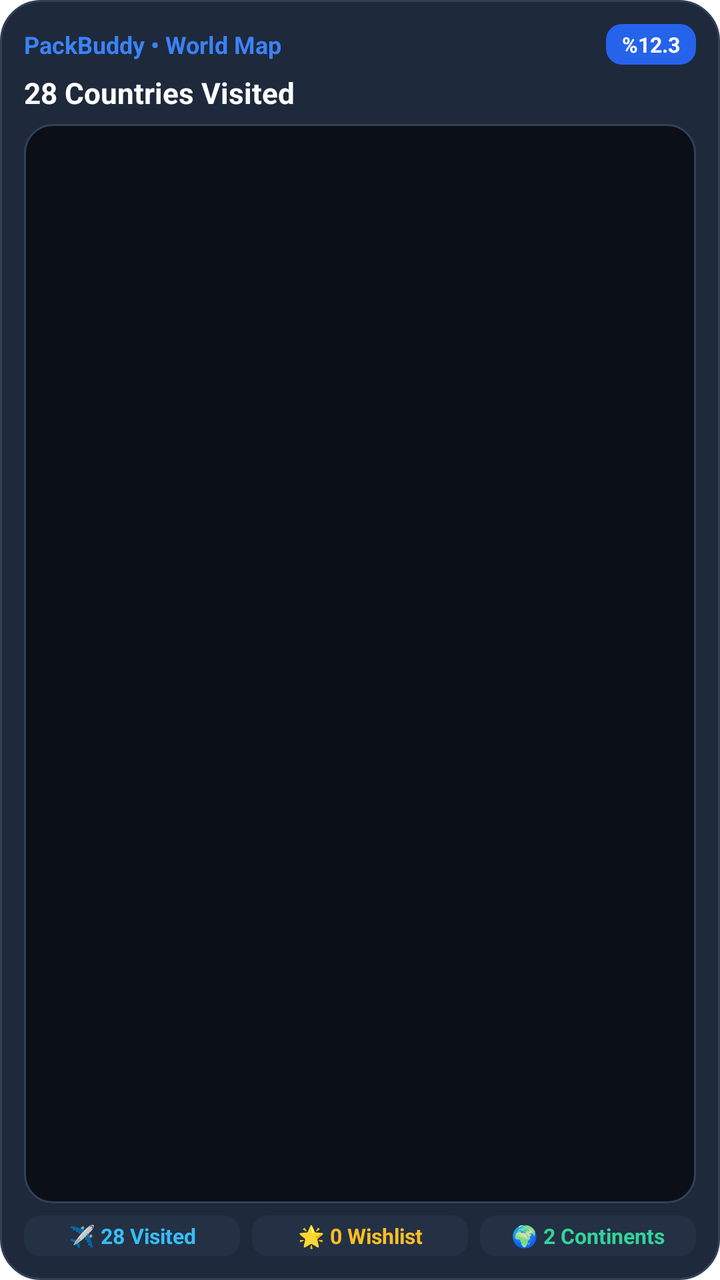
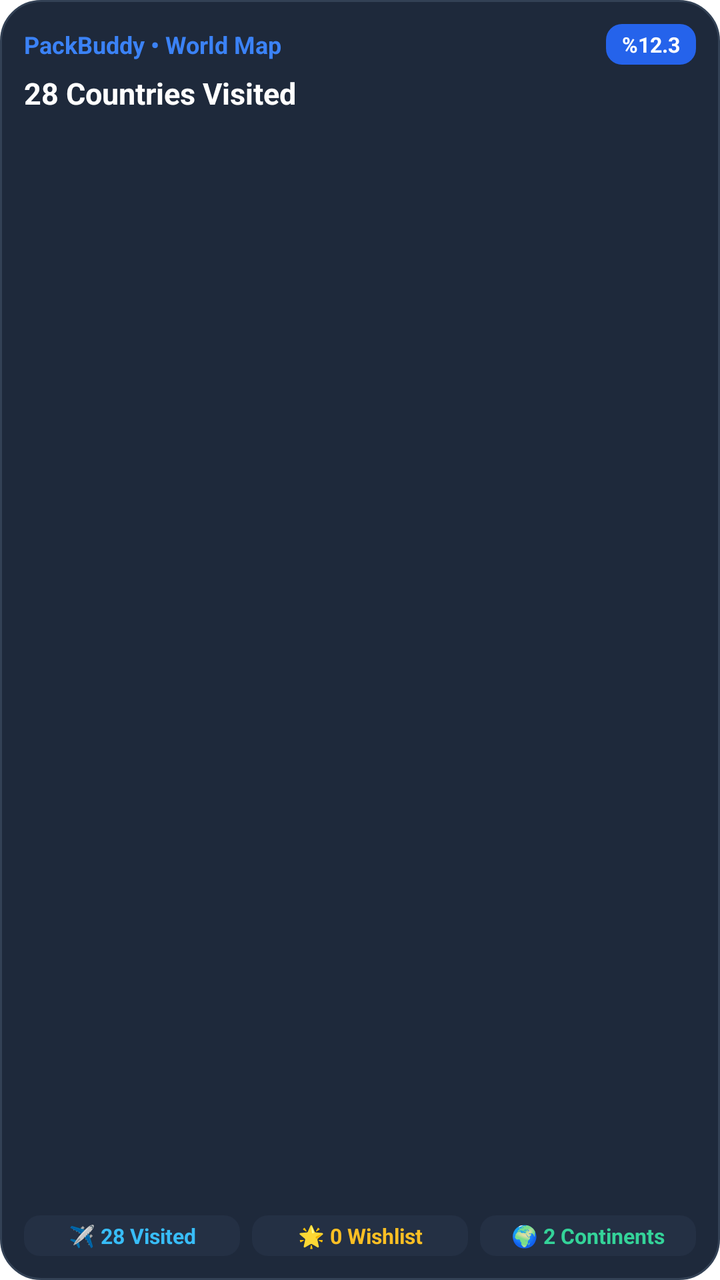

Before-and-after screenshots of an Android layout around one commit, followed by the original layout XML and the change that was made.
<!-- AndroidManifest.xml: fallback theme Theme.MaterialComponents.DayNight.NoActionBar -->
<!-- res/layout/packbuddy_widget_large.xml -->
<?xml version="1.0" encoding="utf-8"?>
<LinearLayout xmlns:android="http://schemas.android.com/apk/res/android"
    android:id="@+id/widget_container"
    android:layout_width="match_parent"
    android:layout_height="match_parent"
    android:background="@drawable/widget_bg"
    android:orientation="vertical"
    android:padding="12dp">

    
    <LinearLayout
        android:layout_width="match_parent"
        android:layout_height="wrap_content"
        android:gravity="center_vertical"
        android:orientation="horizontal">

        <TextView
            android:id="@+id/widget_app_name"
            android:layout_width="0dp"
            android:layout_height="wrap_content"
            android:layout_weight="1"
            android:ellipsize="end"
            android:maxLines="1"
            android:text="PackBuddy • World Map"
            android:textColor="#3B82F6"
            android:textSize="12sp"
            android:textStyle="bold" />

        <TextView
            android:id="@+id/widget_days"
            android:layout_width="wrap_content"
            android:layout_height="wrap_content"
            android:background="@drawable/widget_badge_bg"
            android:paddingStart="8dp"
            android:paddingTop="3dp"
            android:paddingEnd="8dp"
            android:paddingBottom="3dp"
            android:text="%12.3"
            android:textColor="#FFFFFF"
            android:textSize="10.5sp"
            android:textStyle="bold" />
    </LinearLayout>

    
    <LinearLayout
        android:id="@+id/widget_title_row"
        android:layout_width="match_parent"
        android:layout_height="wrap_content"
        android:layout_marginTop="4dp"
        android:gravity="center_vertical"
        android:orientation="horizontal">

        <TextView
            android:id="@+id/widget_title"
            android:layout_width="0dp"
            android:layout_height="wrap_content"
            android:layout_weight="1"
            android:ellipsize="end"
            android:maxLines="1"
            android:text="28 Countries Visited"
            android:textColor="#FFFFFF"
            android:textSize="14.5sp"
            android:textStyle="bold" />

        <TextView
            android:id="@+id/widget_destination"
            android:layout_width="wrap_content"
            android:layout_height="wrap_content"
            android:ellipsize="end"
            android:maxLines="1"
            android:text=""
            android:visibility="gone"
            android:textColor="#94A3B8"
            android:textSize="11sp" />
    </LinearLayout>

    
    <FrameLayout
        android:id="@+id/widget_map_container"
        android:layout_width="match_parent"
        android:layout_height="0dp"
        android:layout_weight="1"
        android:layout_marginTop="6dp"
        android:background="@drawable/widget_map_bg"
        android:padding="0dp">

        <ImageView
            android:id="@+id/widget_map_image"
            android:layout_width="match_parent"
            android:layout_height="match_parent"
            android:contentDescription="World Map"
            android:scaleType="fitCenter" />
    </FrameLayout>

    
    <LinearLayout
        android:id="@+id/widget_bottom_stats"
        android:layout_width="match_parent"
        android:layout_height="wrap_content"
        android:layout_marginTop="6dp"
        android:gravity="center_vertical"
        android:orientation="horizontal">

        <TextView
            android:id="@+id/widget_packing"
            android:layout_width="0dp"
            android:layout_height="wrap_content"
            android:layout_weight="1"
            android:background="@drawable/widget_stat_bg"
            android:ellipsize="end"
            android:gravity="center"
            android:maxLines="1"
            android:paddingStart="4dp"
            android:paddingTop="3dp"
            android:paddingEnd="4dp"
            android:paddingBottom="3dp"
            android:text="✈️ 28 Visited"
            android:textColor="#38BDF8"
            android:textSize="10.5sp"
            android:textStyle="bold" />

        <FrameLayout
            android:layout_width="6dp"
            android:layout_height="match_parent" />

        <TextView
            android:id="@+id/widget_budget"
            android:layout_width="0dp"
            android:layout_height="wrap_content"
            android:layout_weight="1"
            android:background="@drawable/widget_stat_bg"
            android:ellipsize="end"
            android:gravity="center"
            android:maxLines="1"
            android:paddingStart="4dp"
            android:paddingTop="3dp"
            android:paddingEnd="4dp"
            android:paddingBottom="3dp"
            android:text="🌟 0 Wishlist"
            android:textColor="#FBBF24"
            android:textSize="10.5sp"
            android:textStyle="bold" />

        <FrameLayout
            android:layout_width="6dp"
            android:layout_height="match_parent" />

        <TextView
            android:id="@+id/widget_stat3"
            android:layout_width="0dp"
            android:layout_height="wrap_content"
            android:layout_weight="1"
            android:background="@drawable/widget_stat_bg"
            android:ellipsize="end"
            android:gravity="center"
            android:maxLines="1"
            android:paddingStart="4dp"
            android:paddingTop="3dp"
            android:paddingEnd="4dp"
            android:paddingBottom="3dp"
            android:text="🌍 2 Continents"
            android:textColor="#34D399"
            android:textSize="10.5sp"
            android:textStyle="bold" />
    </LinearLayout>

</LinearLayout>
<!-- resources referenced by this layout -->
<resources>
  <!-- drawable widget_badge_bg (drawable) -->
  <?xml version="1.0" encoding="utf-8"?>
  <shape xmlns:android="http://schemas.android.com/apk/res/android"
      android:shape="rectangle">
      <corners android:radius="8dp" />
      <solid android:color="#2563EB" />
  </shape>
  <!-- drawable widget_bg (drawable) -->
  <?xml version="1.0" encoding="utf-8"?>
  <shape xmlns:android="http://schemas.android.com/apk/res/android"
      android:shape="rectangle">
      <corners android:radius="20dp" />
      <solid android:color="#1E293B" />
      <stroke
          android:width="1dp"
          android:color="#334155" />
  </shape>
  <!-- drawable widget_map_bg (drawable) -->
  <?xml version="1.0" encoding="utf-8"?>
  <shape xmlns:android="http://schemas.android.com/apk/res/android"
      android:shape="rectangle">
      <corners android:radius="14dp" />
      <solid android:color="#0B0F17" />
      <stroke
          android:width="1dp"
          android:color="#334155" />
  </shape>
  <!-- drawable widget_stat_bg (drawable) -->
  <?xml version="1.0" encoding="utf-8"?>
  <shape xmlns:android="http://schemas.android.com/apk/res/android"
      android:shape="rectangle">
      <corners android:radius="8dp" />
      <solid android:color="#243044" />
  </shape>
</resources>

<!-- the commit's change to res/layout/packbuddy_widget_large.xml (unified diff, before → after) -->
@@ -59,7 +59,7 @@
             android:maxLines="1"
             android:text="28 Countries Visited"
             android:textColor="#FFFFFF"
-            android:textSize="14.5sp"
+            android:textSize="15sp"
             android:textStyle="bold" />
 
         <TextView
@@ -81,7 +81,7 @@
         android:layout_height="0dp"
         android:layout_weight="1"
         android:layout_marginTop="6dp"
-        android:background="@drawable/widget_map_bg"
+        android:background="@android:color/transparent"
         android:padding="0dp">
 
         <ImageView
@@ -94,6 +94,50 @@
 
     
     <LinearLayout
+        android:id="@+id/widget_expense_hero"
+        android:layout_width="match_parent"
+        android:layout_height="0dp"
+        android:layout_weight="1"
+        android:layout_marginTop="6dp"
+        android:orientation="vertical"
+        android:gravity="center"
+        android:visibility="gone">
+
+        
+        <LinearLayout
+            android:id="@+id/widget_large_add_btn"
+            android:layout_width="match_parent"
+            android:layout_height="wrap_content"
+            android:background="@drawable/widget_badge_bg"
+            android:gravity="center"
+            android:orientation="horizontal"
+            android:paddingTop="10dp"
+            android:paddingBottom="10dp">
+
+            <TextView
+                android:layout_width="22dp"
+                android:layout_height="22dp"
+                android:background="@drawable/widget_stat_bg"
+                android:gravity="center"
+                android:text="+"
+                android:textColor="#FFFFFF"
+                android:textSize="14sp"
+                android:textStyle="bold" />
+
+            <TextView
+                android:id="@+id/widget_large_add_text"
+                android:layout_width="wrap_content"
+                android:layout_height="wrap_content"
+                android:layout_marginStart="8dp"
+                android:text="Harcama Ekle"
+                android:textColor="#FFFFFF"
+                android:textSize="13sp"
+                android:textStyle="bold" />
+        </LinearLayout>
+    </LinearLayout>
+
+    
+    <LinearLayout
         android:id="@+id/widget_bottom_stats"
         android:layout_width="match_parent"
         android:layout_height="wrap_content"
<!-- resource entries referenced after the edit -->
@@ -17,16 +17,6 @@
           android:width="1dp"
           android:color="#334155" />
   </shape>
-  <!-- drawable widget_map_bg (drawable) -->
-  <?xml version="1.0" encoding="utf-8"?>
-  <shape xmlns:android="http://schemas.android.com/apk/res/android"
-      android:shape="rectangle">
-      <corners android:radius="14dp" />
-      <solid android:color="#0B0F17" />
-      <stroke
-          android:width="1dp"
-          android:color="#334155" />
-  </shape>
   <!-- drawable widget_stat_bg (drawable) -->
   <?xml version="1.0" encoding="utf-8"?>
   <shape xmlns:android="http://schemas.android.com/apk/res/android"
